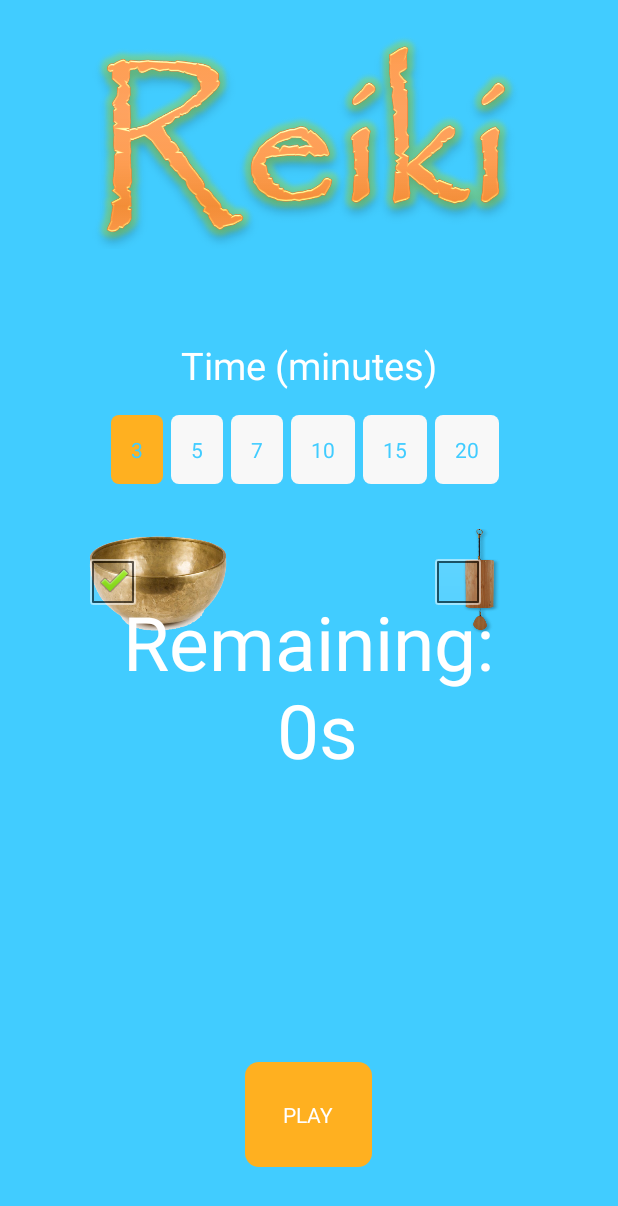
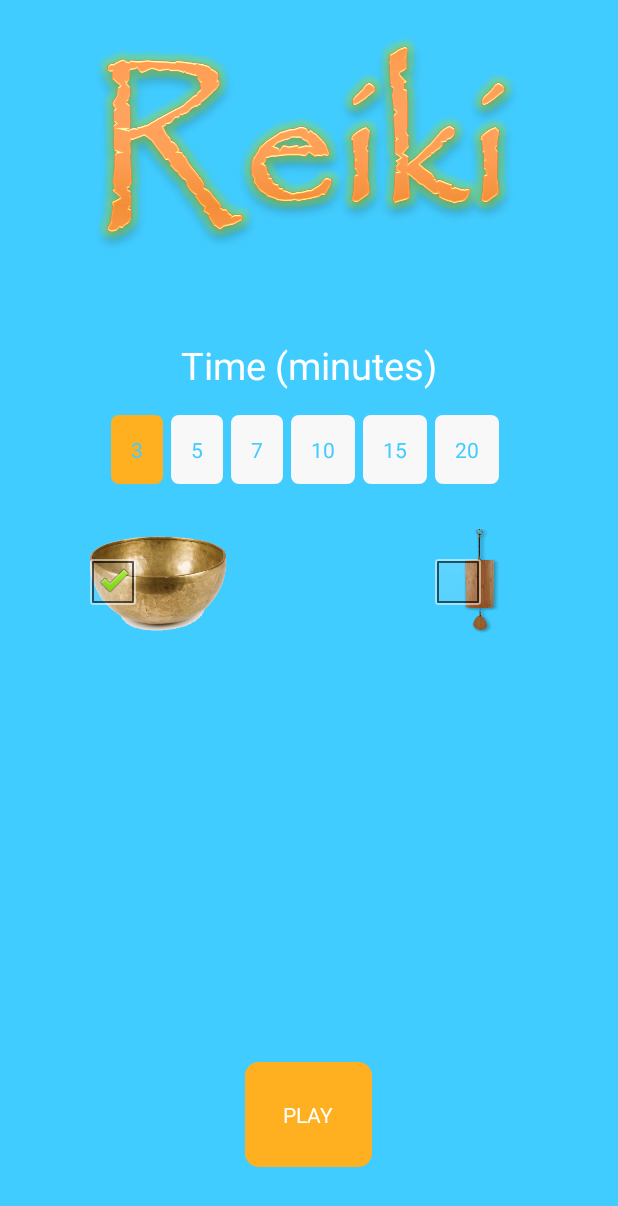
Before and after one commit to leandro4/ReikiSound, an Android app: the screen it shows after launch (MainActivity), on a phone screen of 412 x 824 dp. Shown: the top 1206 px of the screen. Run offline under Robolectric (Android 15) with nearby library versions, the phone set to English and light mode, and no system bars.

Commit message:
Icons changed

```diff
--- a/app/src/main/AndroidManifest.xml
+++ b/app/src/main/AndroidManifest.xml
@@ -5,7 +5,7 @@
     <application
         android:name="GlobalVars"
         android:allowBackup="true"
-        android:icon="@mipmap/reiki"
+        android:icon="@mipmap/reiki3"
         android:label="@string/app_name"
         android:theme="@android:style/Theme.NoTitleBar.Fullscreen" >
         <activity
--- a/app/src/main/res/layout/activity_main.xml
+++ b/app/src/main/res/layout/activity_main.xml
@@ -149,7 +149,7 @@
         <TextView
             android:text="Remaining:\n 0s"
             android:id="@+id/chronometer"
-            android:visibility="visible"
+            android:visibility="gone"
             android:gravity="center"
             android:textColor="#ffffff"
             android:textSize="50sp"
```
